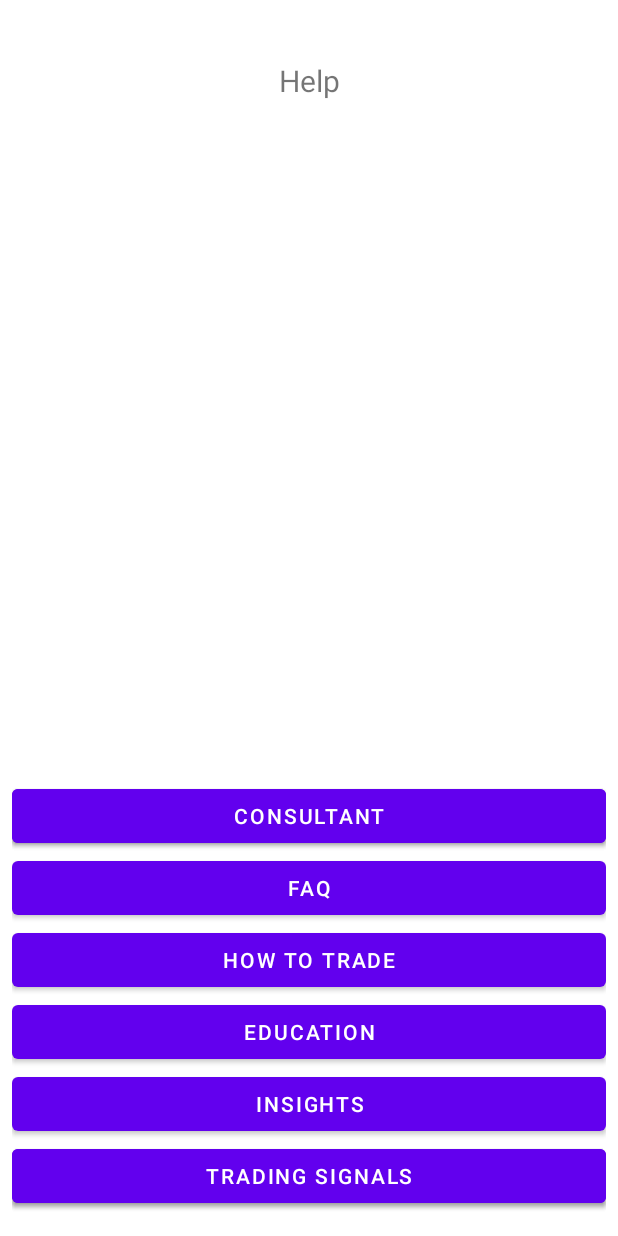
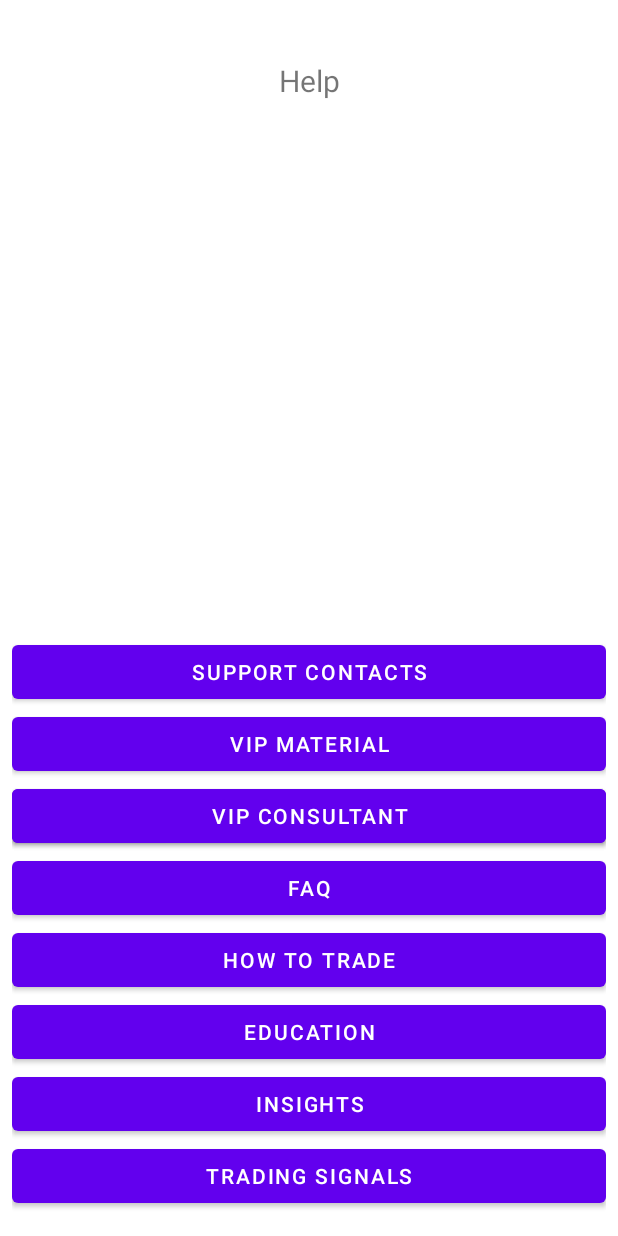
Before and after one commit to nklyba/NavTest, an Android app: the fragment HelpFragment shown on its own in the app's theme, on a phone screen of 412 x 824 dp. Run offline under Robolectric (Android 15) with nearby library versions, the phone set to English and light mode, and no system bars.

Commit message:
help navigation

```diff
--- a/app/src/main/java/com/space307/navtest/fragments/HelpFragment.kt
+++ b/app/src/main/java/com/space307/navtest/fragments/HelpFragment.kt
@@ -8,9 +8,6 @@ import android.widget.Button
 import androidx.fragment.app.Fragment
 import androidx.navigation.fragment.findNavController
 import com.space307.navtest.R
-import com.space307.navtest.utils.getNavigationBarTabFromGraphId
-import com.space307.navtest.utils.setupWithNavController
-import com.space307.navtest.views.NavigationBarView
 
 class HelpFragment : Fragment() {
 
@@ -20,6 +17,30 @@ class HelpFragment : Fragment() {
     ): View? {
         val view = inflater.inflate(R.layout.fragment_help, container, false)
 
+        view.findViewById<Button>(R.id.support_contacts_button).setOnClickListener {
+            findNavController().navigate(R.id.navigateToSupportContacts)
+        }
+
+        view.findViewById<Button>(R.id.vip_materials_button).setOnClickListener {
+            findNavController().navigate(R.id.navigateToVipMaterials)
+        }
+
+        view.findViewById<Button>(R.id.vip_consultant_button).setOnClickListener {
+            findNavController().navigate(R.id.navigateToVipConsultant)
+        }
+
+        view.findViewById<Button>(R.id.faq_button).setOnClickListener {
+            findNavController().navigate(R.id.navigateToFaq)
+        }
+
+        view.findViewById<Button>(R.id.education_button).setOnClickListener {
+            findNavController().navigate(R.id.navigateToEducation)
+        }
+
+        view.findViewById<Button>(R.id.insights_button).setOnClickListener {
+            findNavController().navigate(R.id.navigateToInsights)
+        }
+
         view.findViewById<Button>(R.id.trading_signals_button).setOnClickListener {
             findNavController().navigate(R.id.navigateToTradingSignals)
         }
--- a/app/src/main/res/layout/fragment_help.xml
+++ b/app/src/main/res/layout/fragment_help.xml
@@ -1,10 +1,15 @@
 <?xml version="1.0" encoding="utf-8"?>
-<androidx.constraintlayout.widget.ConstraintLayout
+<ScrollView
     xmlns:android="http://schemas.android.com/apk/res/android"
     xmlns:app="http://schemas.android.com/apk/res-auto"
     xmlns:tools="http://schemas.android.com/tools"
     android:layout_width="match_parent"
     android:layout_height="match_parent"
+    android:fillViewport="true">
+
+    <androidx.constraintlayout.widget.ConstraintLayout
+        android:layout_width="match_parent"
+        android:layout_height="wrap_content"
         android:paddingBottom="16dp"
         android:paddingStart="8dp"
         android:paddingEnd="8dp">
@@ -21,15 +26,6 @@
             app:layout_constraintTop_toTopOf="parent" />
 
         <Button
-        android:id="@+id/button"
-        android:layout_width="0dp"
-        android:layout_height="wrap_content"
-        android:text="Button"
-        app:layout_constraintBottom_toBottomOf="parent"
-        app:layout_constraintEnd_toEndOf="parent"
-        app:layout_constraintStart_toStartOf="parent" />
-
-    <Button
             android:id="@+id/support_button"
             android:layout_width="0dp"
             android:layout_height="wrap_content"
@@ -39,10 +35,30 @@
             app:layout_constraintStart_toStartOf="parent" />
 
         <Button
-        android:id="@+id/consultant_button"
+            android:id="@+id/support_contacts_button"
             android:layout_width="0dp"
             android:layout_height="wrap_content"
-        android:text="Consultant"
+            android:text="Support contacts"
+            app:layout_constraintBottom_toTopOf="@+id/vip_materials_button"
+            app:layout_constraintEnd_toEndOf="parent"
+            app:layout_constraintStart_toStartOf="parent"
+            app:layout_constraintTop_toBottomOf="@+id/page_title_text_view"
+            app:layout_constraintVertical_bias="1.0" />
+
+        <Button
+            android:id="@+id/vip_materials_button"
+            android:layout_width="0dp"
+            android:layout_height="wrap_content"
+            android:text="Vip material"
+            app:layout_constraintBottom_toTopOf="@+id/vip_consultant_button"
+            app:layout_constraintEnd_toEndOf="parent"
+            app:layout_constraintStart_toStartOf="parent" />
+
+        <Button
+            android:id="@+id/vip_consultant_button"
+            android:layout_width="0dp"
+            android:layout_height="wrap_content"
+            android:text="Vip consultant"
             app:layout_constraintBottom_toTopOf="@+id/faq_button"
             app:layout_constraintEnd_toEndOf="parent"
             app:layout_constraintStart_toStartOf="parent" />
@@ -93,3 +109,5 @@
             app:layout_constraintStart_toStartOf="parent" />
 
     </androidx.constraintlayout.widget.ConstraintLayout>
+
+</ScrollView>
--- a/app/src/main/res/navigation/navigation_tab_help.xml
+++ b/app/src/main/res/navigation/navigation_tab_help.xml
@@ -75,8 +75,6 @@ app:startDestination="@id/helpFragment">
     android:name="com.space307.navtest.fragments.VipConsultantFragment"
     tools:layout="@layout/fragment_vip_consultant">
 
-    <deepLink app:uri="app://login/user-signup"/>
-
     <action
         android:id="@+id/navigateToPhoneCodes"
         app:destination="@id/phoneCodesFragment" />
```
Also changed, not shown: app/src/main/java/com/space307/navtest/fragments/SupportContactsFragment.kt (+9 -1 lines), app/src/main/java/com/space307/navtest/fragments/TradingSignalsFragment.kt (+13 -1 lines), app/src/main/java/com/space307/navtest/fragments/VipConsultantFragment.kt (+13 -1 lines), app/src/main/res/layout/fragment_support_contacts.xml (+13 -1 lines), app/src/main/res/layout/fragment_trading_signals.xml (+22 -1 lines), app/src/main/res/layout/fragment_vip_consultant.xml (+22 -1 lines). Lines whose indentation alone changed are shown as unchanged.
